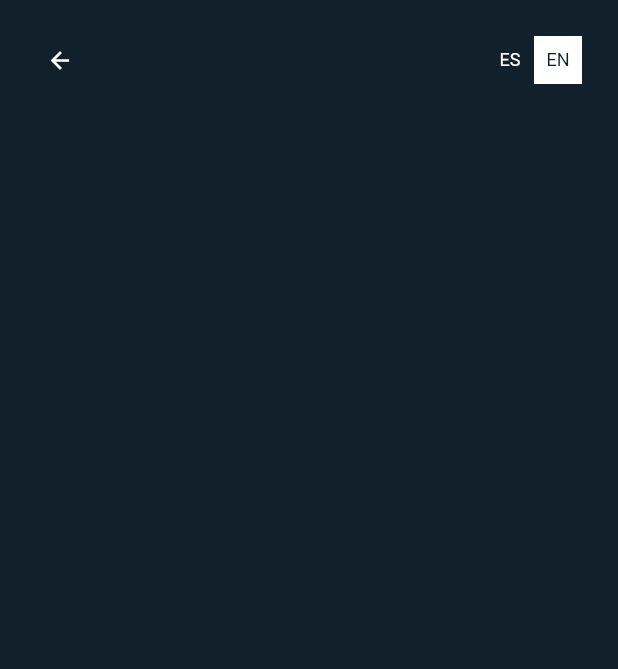
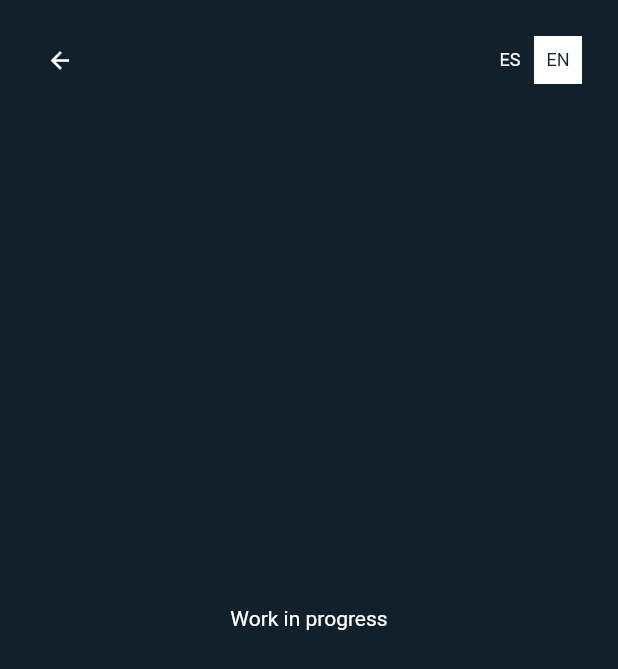
Before and after one commit to jsgalarraga/portfolio, a Flutter app: the PortfolioPage screen opened by its route, on a phone screen of 412 x 824 dp. Shown: the top 669 px of the screen. Run offline on Flutter 3.47's test engine with Material 2 defaults, Android fonts, the light colour scheme and no system bars; accounts and stored records are empty.

Commit message:
work in progress

```diff
--- a/lib/ui/portfolio/portfolio_page.dart
+++ b/lib/ui/portfolio/portfolio_page.dart
@@ -3,6 +3,8 @@ import 'package:portfolio/ui/back_widget.dart';
 import 'package:portfolio/ui/language_widget.dart';
 import 'package:portfolio/utils/colors.dart';
 import 'package:portfolio/utils/dimensions.dart';
+import 'package:portfolio/utils/texts.dart';
+import 'package:provider/provider.dart';
 
 class PortfolioPage extends StatefulWidget {
   @override
@@ -16,9 +18,16 @@ class _PortfolioPageState extends State<PortfolioPage> {
       body: Stack(
         children: [
           LayoutBuilder(
-            builder: (BuildContext context, BoxConstraints constraints){
-              if (constraints.maxWidth > MyDimensions.wideWidth) return Container(color: MyColors.darkBlue,);
-              return Container(color: MyColors.darkBlue,);
+            builder: (BuildContext context, BoxConstraints constraints) {
+              if (constraints.maxWidth > MyDimensions.wideWidth)
+                return Container(
+                  color: MyColors.darkBlue,
+                  child: Center(child: Text(context.watch<LanguageModel>().texts.wip)),
+                );
+              return Container(
+                color: MyColors.darkBlue,
+                child: Center(child: Text(context.watch<LanguageModel>().texts.wip)),
+              );
             },
           ),
           Align(
--- a/lib/utils/texts.dart
+++ b/lib/utils/texts.dart
@@ -2,6 +2,8 @@ import 'package:flutter/material.dart';
 
 abstract class Texts{
   Texts._();
+
+  String wip;
 
   //Home Page
   String mainTitle;
@@ -23,6 +25,9 @@ abstract class Texts{
 }
 
 class EspTexts implements Texts{
+  @override
+  String wip = 'Trabajo en desarrollo';
+
   @override
   String mainTitle = 'Ingeniero / Solucionador de problemas';
 
@@ -69,6 +74,9 @@ class EspTexts implements Texts{
 }
 
 class EngTexts implements Texts {
+  @override
+  String wip = 'Work in progress';
+
   @override
   String mainTitle = 'Engineer / Problem solver';
 
```
Also changed, not shown: lib/ui/cv/cv_page.dart (+12 -3 lines).
